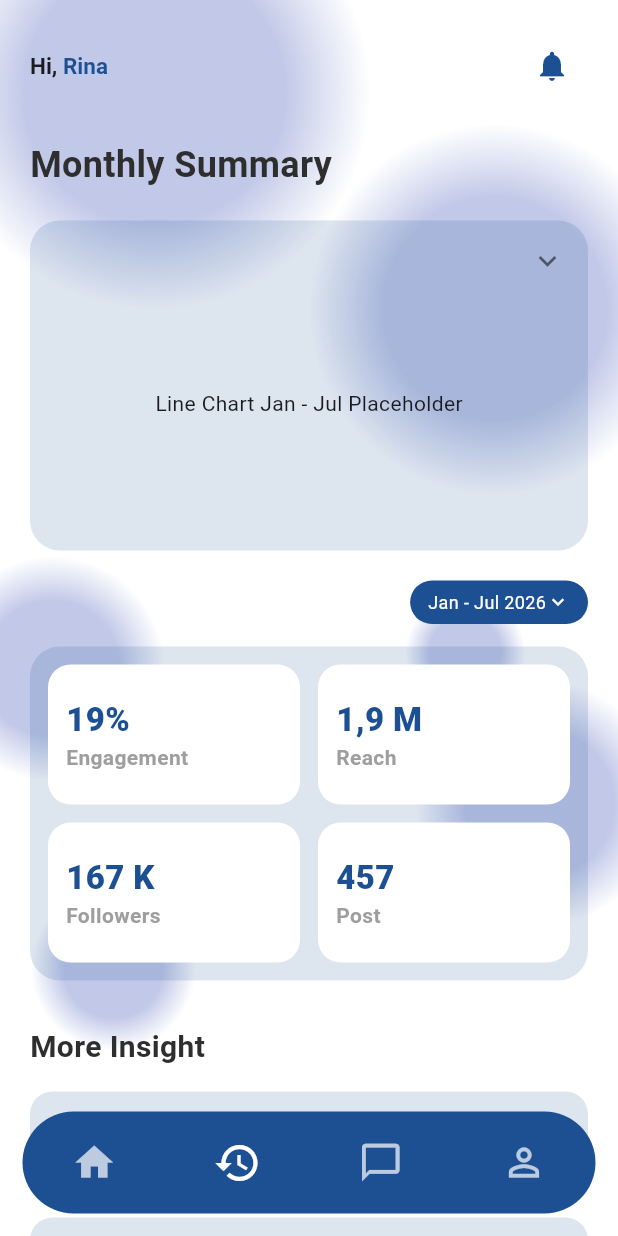
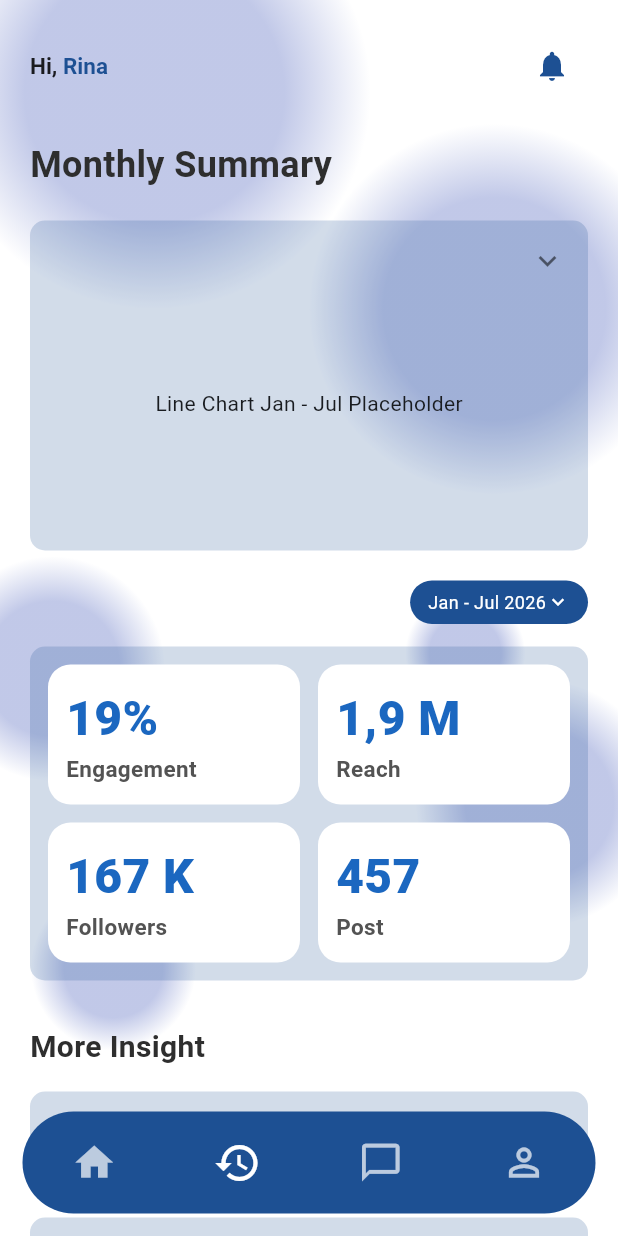
Before and after one commit to grace247r/MobileApp_Sociasync, a Flutter app: the MonthlySummaryPage widget shown alone on an empty page, opened directly, on a phone screen of 412 x 824 dp. Run offline on Flutter 3.47's test engine with Material 3 defaults, Android fonts, the phone set to English and light mode, and no system bars.

Commit message:
ubah warna dan ukurn font

```diff
--- a/frontend/sociasync_app/lib/screens/monthly_summary_page.dart
+++ b/frontend/sociasync_app/lib/screens/monthly_summary_page.dart
@@ -47,8 +47,8 @@ class _MonthlySummaryPageState extends State<MonthlySummaryPage> {
                   width: double.infinity,
                   padding: const EdgeInsets.all(15),
                   decoration: BoxDecoration(
-                    color: primaryBlue.withOpacity(0.15),
-                    borderRadius: BorderRadius.circular(20),
+                    color: primaryBlue.withOpacity(0.20),
+                    borderRadius: BorderRadius.circular(10),
                   ),
                   child: Column(
                     children: [
@@ -103,8 +103,8 @@ class _MonthlySummaryPageState extends State<MonthlySummaryPage> {
                 Container(
                   padding: const EdgeInsets.all(12.0),
                   decoration: BoxDecoration(
-                    color: primaryBlue.withOpacity(0.15),
-                    borderRadius: BorderRadius.circular(20),
+                    color: primaryBlue.withOpacity(0.20),
+                    borderRadius: BorderRadius.circular(10),
                   ),
                   child: GridView.count(
                     shrinkWrap: true,
@@ -177,16 +177,16 @@ class _MonthlySummaryPageState extends State<MonthlySummaryPage> {
           Text(
             value,
             style: TextStyle(
-              fontSize: 22,
+              fontSize: 32,
               fontWeight: FontWeight.w900,
-              color: primaryBlue,
+              color: Color(0xFF1B67C0),
             ),
           ),
           Text(
             label,
             style: const TextStyle(
-              fontSize: 14,
-              color: Colors.grey,
+              fontSize: 15,
+              color: Color(0xFF535353),
               fontWeight: FontWeight.bold,
             ),
           ),
@@ -200,8 +200,8 @@ class _MonthlySummaryPageState extends State<MonthlySummaryPage> {
     return Container(
       padding: const EdgeInsets.symmetric(horizontal: 20, vertical: 12),
       decoration: BoxDecoration(
-        color: primaryBlue.withOpacity(0.15),
-        borderRadius: BorderRadius.circular(15),
+        color: primaryBlue.withOpacity(0.20),
+        borderRadius: BorderRadius.circular(10),
       ),
       child: Row(
         mainAxisAlignment: MainAxisAlignment.spaceBetween,
@@ -210,8 +210,8 @@ class _MonthlySummaryPageState extends State<MonthlySummaryPage> {
             title,
             style: TextStyle(
               fontSize: 16,
-              fontWeight: FontWeight.bold,
-              color: primaryBlue,
+              fontWeight: FontWeight.w900,
+              color: Color(0xFF535353),
             ),
           ),
           ElevatedButton(
```
